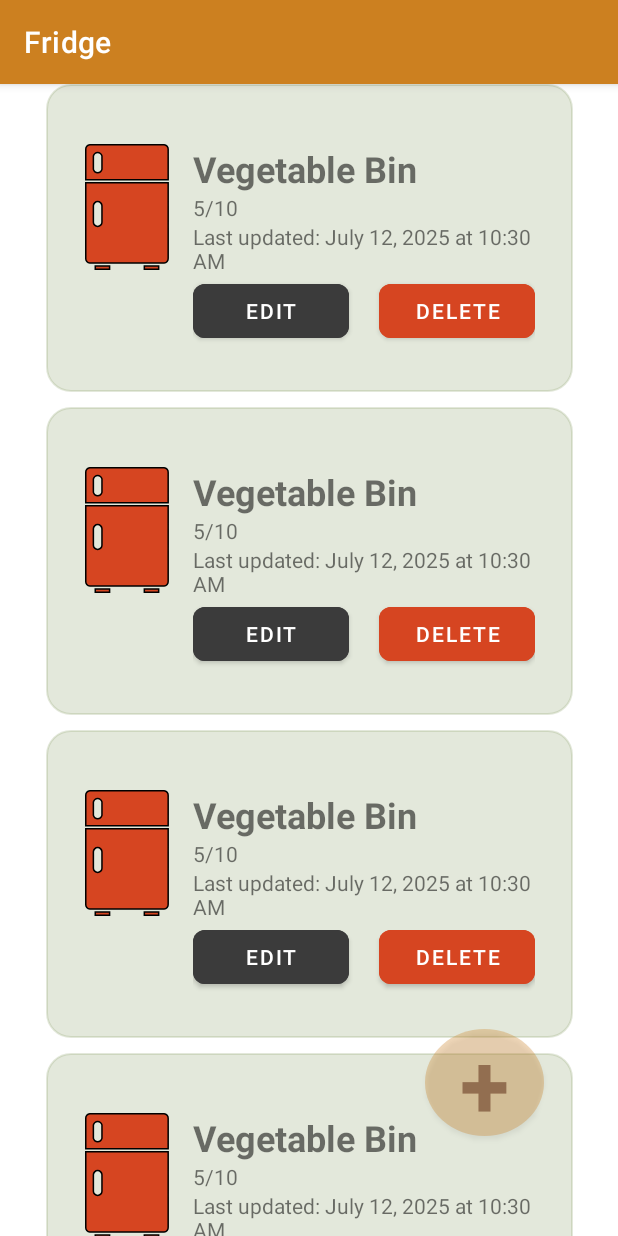
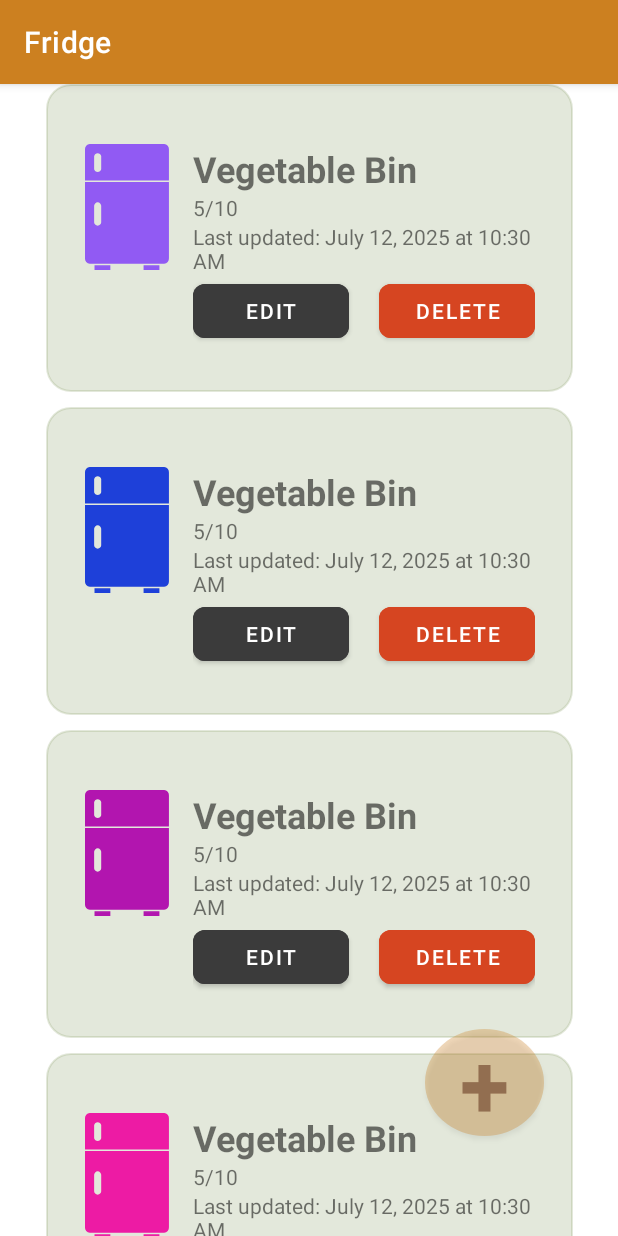
Before and after one commit to pjagbuya/Fridge_MOBICOM, an Android app built with Jetpack Compose: the screen it shows after launch (PaulMainActivity), on a phone screen of 412 x 824 dp. Run offline under Robolectric (Android 15) with nearby library versions, the phone set to English and light mode, and no system bars; pictures from the network do not load; Roboto replaces fonts that are not available here.

Commit message:
P6: Before Transitioning the folders

```diff
--- a/app/build.gradle.kts
+++ b/app/build.gradle.kts
@@ -2,6 +2,8 @@ plugins {
     id("com.android.application")
     id("org.jetbrains.kotlin.android")
     id("org.jetbrains.kotlin.plugin.compose")
+    id("kotlin-parcelize")
+
 }
 
 android {
--- a/app/src/main/java/com/mobdeve/agbuya/hallar/hong/fridge/Delete_this_activity_set_context_to_different.kt
+++ b/app/src/main/java/com/mobdeve/agbuya/hallar/hong/fridge/Delete_this_activity_set_context_to_different.kt
@@ -9,6 +9,7 @@ import com.mobdeve.agbuya.hallar.hong.fridge.container.ContainerActivityFragment
 import com.mobdeve.agbuya.hallar.hong.fridge.container.ContainerDataHelper
 
 class PaulMainActivity : AppCompatActivity() {
+
 
     override fun onCreate(savedInstanceState: Bundle?) {
 
@@ -22,4 +23,7 @@ class PaulMainActivity : AppCompatActivity() {
 
 
     }
+
+
+
 }
--- a/app/src/main/java/com/mobdeve/agbuya/hallar/hong/fridge/atomicClasses/Container.kt
+++ b/app/src/main/java/com/mobdeve/agbuya/hallar/hong/fridge/atomicClasses/Container.kt
@@ -1,19 +1,22 @@
 package com.mobdeve.agbuya.hallar.hong.fridge.atomicClasses
 
 import android.os.Build
+import android.os.Parcelable
+import kotlinx.android.parcel.Parcelize
 import java.text.SimpleDateFormat
 import java.time.LocalDateTime
 import java.time.format.DateTimeFormatter
 import java.util.Date
 import java.util.Locale
-
+@Suppress("DEPRECATED_ANNOTATION")
+@Parcelize
 class Container(
     var name : String,
-    var image: Image,
+    var imageContainer: ImageContainer,
     var currCap : Int,
     var maxCap : Int,
     var timeStamp : String = getTimeStamp(),
-) {
+) : Parcelable {
     companion object{
         fun getTimeStamp() : String {
 
--- a/app/src/main/java/com/mobdeve/agbuya/hallar/hong/fridge/atomicClasses/Image.kt
+++ b/app/src/main/java/com/mobdeve/agbuya/hallar/hong/fridge/atomicClasses/ImageContainer.kt
@@ -3,20 +3,30 @@ package com.mobdeve.agbuya.hallar.hong.fridge.atomicClasses
 import android.content.Context
 import android.graphics.Bitmap
 import android.graphics.BitmapFactory
-import android.graphics.ImageDecoder
+import android.graphics.PorterDuff
+import android.graphics.drawable.GradientDrawable
 import android.net.Uri
-import android.os.Build
-import android.provider.MediaStore
+import android.os.Parcelable
 import android.widget.ImageView
-import androidx.annotation.RequiresApi
+import androidx.annotation.DrawableRes
 import com.bumptech.glide.Glide
+import kotlinx.android.parcel.Parcelize
 
-class Image {
-    private var resId : Int = -1
+@Parcelize
+class ImageContainer(
+    @DrawableRes
+    private var resId : Int,
+    private var colorId : Int
+) : Parcelable {
+
 
 
     fun getResId(): Int {
         return resId
+    }
+
+    fun getColorId(): Int {
+        return colorId
     }
     companion object{
 
@@ -38,12 +48,12 @@ class Image {
                 .load(uri)
                 .into(imageView)
         }
-
         // Default same thread load image, suitable for quick accessible urls
         fun LOAD_IMAGE(context: Context, imageView : ImageView,  resourceId: Int){
             val temp : Bitmap = BitmapFactory.decodeResource(context.resources, resourceId)
             imageView.setImageBitmap(temp)
         }
+
 
         fun LOAD_ICON(context: Context, imageView : ImageView, uriToImage: String){
             val uri = Uri.parse("android.resource://${context.packageName}/${uriToImage}")
@@ -64,17 +74,20 @@ class Image {
 
 
 
-    // Constructor 2: Load Bitmap from resource ID using Context
-    constructor(context: Context, resourceId: Int) {
 
-        this.resId = resourceId
+    // Default same thread load image, suitable for quick accessible urls
+    fun loadImageView(imageView : ImageView){
+        val context = imageView.context
+        imageView.setImageResource(this.resId)
+        imageView.setColorFilter(this.colorId, PorterDuff.Mode.SRC_IN)
     }
 
 
 
 
-
-
+    fun swapImageContainer(newId : Int){
+        this.resId = newId
+    }
 
 
 }
--- /dev/null
+++ b/app/src/main/java/com/mobdeve/agbuya/hallar/hong/fridge/colorGeneratorComponents/ColorGenerator.kt
@@ -0,0 +1,87 @@
+package com.mobdeve.agbuya.hallar.hong.fridge.colorGeneratorComponents
+import android.graphics.Color
+import kotlin.random.Random
+
+data class RgbColorRange(
+    val red: ComponentColorRange = ComponentColorRange(0, 255),
+    val green: ComponentColorRange = ComponentColorRange(0, 255),
+    val blue: ComponentColorRange = ComponentColorRange(0, 255)
+)
+
+
+class ColorGenerator(private val initialExcludedColorsHex: List<String>) {
+
+    private val fixedExcludedColorsInt: Set<Int>
+
+    private val generatedColorsHistory: MutableSet<Int> = mutableSetOf()
+
+    init {
+        fixedExcludedColorsInt = initialExcludedColorsHex.map { Color.parseColor(it) }.toSet()
+    }
+
+    /** NULLABLE
+     * Generates a random color within the specified RGB ranges,
+     * ensuring it's not one of the initially defined excluded colors
+     * OR any color previously generated by this instance (until history is cleared).
+     *
+     * @param range The RgbColorRange to generate colors from. Defaults to the full RGB spectrum.
+     * @param maxAttempts Maximum number of attempts to generate a non-excluded color.
+
+     * @return A random color as an [Int] (ARGB format, typically opaque `0xFFRRGGBB`),
+     * or `null` if a non-excluded color could not be generated within `maxAttempts`.
+     */
+    fun getRandomColor(range: RgbColorRange = FULL_RGB_RANGE, maxAttempts: Int = 100): Int? {
+        var attempts = 0
+        // Combine fixed exclusions and historical generated colors for the current check
+        // This creates a new set for each call to getRandomColor for safety,
+        // but it's generally efficient enough.
+        val currentExclusions = fixedExcludedColorsInt + generatedColorsHistory
+
+        while (attempts < maxAttempts) {
+            val r = Random.nextInt(range.red.min, range.red.max + 1)
+            val g = Random.nextInt(range.green.min, range.green.max + 1)
+            val b = Random.nextInt(range.blue.min, range.blue.max + 1)
+
+            // Color.rgb creates an opaque color (alpha FF)
+            val generatedColor = Color.rgb(r, g, b)
+
+            // Check if the newly generated color is in the combined excluded set
+            if (generatedColor !in currentExclusions) {
+                // If it's a valid, non-excluded color, add it to history before returning
+                generatedColorsHistory.add(generatedColor)
+                return generatedColor
+            }
+            attempts++
+        }
+        // Log a warning if a suitable color couldn't be found after many attempts
+        println(
+            "ColorGenerator Warning: Could not generate a non-excluded color " +
+                    "within $maxAttempts attempts for range: $range. " +
+                    "Consider adjusting range or the excluded color lists (fixed/history)."
+        )
+        return null // Failed to find a non-excluded color
+    }
+
+    /**
+     * Clears the history of previously generated colors. After this,
+     * those colors can potentially be generated again.
+     */
+    fun clearGeneratedHistory() {
+        generatedColorsHistory.clear()
+        println("ColorGenerator: Generated colors history cleared.")
+    }
+
+
+
+    /**
+     * Companion object to hold common predefined color ranges.
+     */
+    companion object {
+        // A default RgbColorRange representing the full spectrum (0-255 for all components)
+        val FULL_RGB_RANGE = RgbColorRange(
+            red = ComponentColorRange(0, 255),
+            green = ComponentColorRange(0, 255),
+            blue = ComponentColorRange(0, 255)
+        )
+    }
+}
--- /dev/null
+++ b/app/src/main/java/com/mobdeve/agbuya/hallar/hong/fridge/colorGeneratorComponents/ComponentColorRange.kt
@@ -0,0 +1,9 @@
+package com.mobdeve.agbuya.hallar.hong.fridge.colorGeneratorComponents
+
+data class ComponentColorRange(val min: Int, val max: Int) {
+    init {
+        require(min in 0..255) { "Min component must be between 0 and 255 (inclusive)" }
+        require(max in 0..255) { "Max component must be between 0 and 255 (inclusive)" }
+        require(min <= max) { "Min component must be less than or equal to max component" }
+    }
+}
--- a/app/src/main/java/com/mobdeve/agbuya/hallar/hong/fridge/container/ContainerActivityAdapter.kt
+++ b/app/src/main/java/com/mobdeve/agbuya/hallar/hong/fridge/container/ContainerActivityAdapter.kt
@@ -19,6 +19,7 @@ class ContainerActivityAdapter(private val data: ArrayList<Container>) : Recycle
     }
 
     override fun onBindViewHolder(holder: ContainerViewHolder, position: Int) {
+
         holder.bindData(data[position])
     }
 
--- a/app/src/main/java/com/mobdeve/agbuya/hallar/hong/fridge/container/ContainerActivityFragment.kt
+++ b/app/src/main/java/com/mobdeve/agbuya/hallar/hong/fridge/container/ContainerActivityFragment.kt
@@ -1,6 +1,10 @@
 package com.mobdeve.agbuya.hallar.hong.fridge.container
 
+import android.content.Intent
+import android.os.Build
+import android.os.Build.VERSION.SDK_INT
 import android.os.Bundle
+import android.os.Parcelable
 import android.view.LayoutInflater
 import android.view.View
 import android.view.ViewGroup
@@ -9,15 +13,37 @@ import androidx.recyclerview.widget.LinearLayoutManager
 import androidx.recyclerview.widget.RecyclerView
 import com.mobdeve.agbuya.hallar.hong.fridge.atomicClasses.Container
 import com.mobdeve.agbuya.hallar.hong.fridge.databinding.ContainerActivityMainBinding
+import kotlinx.serialization.Serializable
 
 
 class ContainerActivityFragment : Fragment() {
+    companion object{
+        val CONTAINERS_KEY : String = "CONTAINER_DATA_KEY"
 
+    }
     private var _binding:ContainerActivityMainBinding? = null
     private val binding get() = _binding!!
 
+    private lateinit var postList:ArrayList<Container>
 
 
+    // These two inlines suppresses deprecation errors
+    inline fun <reified T : Parcelable> Intent.parcelableArrayList(key: String): ArrayList<T>? = when {
+        SDK_INT >= 33 -> getParcelableArrayListExtra(key, T::class.java)
+        else -> @Suppress("DEPRECATION") getParcelableArrayListExtra(key)
+    }
+    inline fun <reified T : Parcelable> Bundle.parcelableArrayList(key: String): ArrayList<T>? = when {
+        SDK_INT >= 33 -> getParcelableArrayList(key, T::class.java)
+        else -> @Suppress("DEPRECATION") getParcelableArrayList(key)
+    }
+
+    fun loadFunnyData(){
+        postList= ContainerDataHelper.initializeContainers(requireContext())
+
+    }
+    fun getPostList():ArrayList<Container>{
+        return postList
+    }
     override fun onCreateView(
         inflater: LayoutInflater, container: ViewGroup?,
         savedInstanceState: Bundle?
@@ -25,18 +51,34 @@ class ContainerActivityFragment : Fragment() {
         _binding = ContainerActivityMainBinding.inflate(inflater, container, false)
         val view = binding.root
 
-        val postList:ArrayList<Container> = ContainerDataHelper.initializeContainers(requireContext())
+        if(savedInstanceState!= null){
+            if (Build.VERSION.SDK_INT >= Build.VERSION_CODES.TIRAMISU) {
+                postList = savedInstanceState.getParcelableArrayList<Container>(CONTAINERS_KEY, Container::class.java) ?: run {
+                    ContainerDataHelper.initializeContainers(requireContext())
+                }
+            }
+
+
+        }else{
+            loadFunnyData()
+
+        }
         binding.apply {
             containerRecyclerView.adapter = ContainerActivityAdapter(postList)
             containerRecyclerView.layoutManager = LinearLayoutManager(requireContext())
         }
-//        clickListener()
         return view
     }
 
     override fun onDestroyView() {
         super.onDestroyView()
         _binding = null
+    }
+    override fun onSaveInstanceState(outState: Bundle) {
+        super.onSaveInstanceState(outState)
+        // Example: Save an ArrayList of Containers
+        outState.putParcelableArrayList(CONTAINERS_KEY, postList)
+
     }
 
 //    private fun clickListener() = with(binding){
--- a/app/src/main/java/com/mobdeve/agbuya/hallar/hong/fridge/container/ContainerDataHelper.kt
+++ b/app/src/main/java/com/mobdeve/agbuya/hallar/hong/fridge/container/ContainerDataHelper.kt
@@ -3,17 +3,45 @@ package com.mobdeve.agbuya.hallar.hong.fridge.container
 import android.content.Context
 import com.mobdeve.agbuya.hallar.hong.fridge.R
 import com.mobdeve.agbuya.hallar.hong.fridge.atomicClasses.Container
-import com.mobdeve.agbuya.hallar.hong.fridge.atomicClasses.Image
-
+import com.mobdeve.agbuya.hallar.hong.fridge.atomicClasses.ImageContainer
+import com.mobdeve.agbuya.hallar.hong.fridge.colorGeneratorComponents.ColorGenerator
+val FIXED_EXCLUDED_COLOR_HEX_LIST = listOf(
+    "#FF000000", // black
+    "#FFFFFFFF", // white
+    "#FF768A4E",   // light_green
+    "#80768A4E", // light_green_50 (Note: this has an alpha of 80. Generated colors are opaque FF.)
+    "#FF41644A",   // forest_green
+    "#FFFFFCF2",   // dirty_white
+    "#FF1C274D",   // dark_blue
+    "#FF3B3B3B",   // light_black
+    "#FFD64521",   // red
+    "#FFCC8020",   // orange
+    "#FF926E50",   // brown
+    "#FFF0EFE8",   // gray_white
+    "#FFC8D0B8"    // form_green
+)
 
 class ContainerDataHelper {
+
     companion object {
+
+        val colorGen : ColorGenerator = ColorGenerator(FIXED_EXCLUDED_COLOR_HEX_LIST)
+
+        fun getRandomColorGenerator() : Int{
+
+            val color = colorGen.getRandomColor()
+            if(color == null){
+                return 0
+            }
+
+            return color
+        }
         fun initializeContainers(context: Context): ArrayList<Container> {
             val containers = ArrayList<Container>()
             containers.add(
                 Container(
                     name = "Vegetable Bin",
-                    image = Image(context, R.drawable.container_type_1_fridge),
+                    imageContainer = ImageContainer(R.drawable.container_type_1_fridge, getRandomColorGenerator()),
                     currCap = 5,
                     maxCap = 10
                 )
@@ -21,7 +49,7 @@ class ContainerDataHelper {
             containers.add(
                 Container(
                     name = "Vegetable Bin",
-                    image = Image(context, R.drawable.container_type_1_fridge),
+                    imageContainer = ImageContainer( R.drawable.container_type_1_fridge, getRandomColorGenerator()),
                     currCap = 5,
                     maxCap = 10
                 )
@@ -29,7 +57,7 @@ class ContainerDataHelper {
             containers.add(
                 Container(
                     name = "Vegetable Bin",
-                    image = Image(context, R.drawable.container_type_1_fridge),
+                    imageContainer = ImageContainer( R.drawable.container_type_1_fridge, getRandomColorGenerator()),
                     currCap = 5,
                     maxCap = 10
                 )
@@ -37,7 +65,7 @@ class ContainerDataHelper {
             containers.add(
                 Container(
                     name = "Vegetable Bin",
-                    image = Image(context, R.drawable.container_type_1_fridge),
+                    imageContainer = ImageContainer( R.drawable.container_type_1_fridge, getRandomColorGenerator()),
                     currCap = 5,
                     maxCap = 10
                 )
@@ -45,7 +73,7 @@ class ContainerDataHelper {
             containers.add(
                 Container(
                     name = "Vegetable Bin",
-                    image = Image(context, R.drawable.container_type_1_fridge),
+                    imageContainer = ImageContainer( R.drawable.container_type_1_fridge, getRandomColorGenerator()),
                     currCap = 5,
                     maxCap = 10
                 )
@@ -53,7 +81,7 @@ class ContainerDataHelper {
             containers.add(
                 Container(
                     name = "Vegetable Bin",
-                    image = Image(context, R.drawable.container_type_1_fridge),
+                    imageContainer = ImageContainer( R.drawable.container_type_1_fridge, getRandomColorGenerator()),
                     currCap = 5,
                     maxCap = 10
                 )
@@ -61,7 +89,7 @@ class ContainerDataHelper {
             containers.add(
                 Container(
                     name = "Vegetable Bin",
-                    image = Image(context, R.drawable.container_type_1_fridge),
+                    imageContainer = ImageContainer( R.drawable.container_type_1_fridge, getRandomColorGenerator()),
                     currCap = 5,
                     maxCap = 10
                 )
@@ -69,7 +97,7 @@ class ContainerDataHelper {
             containers.add(
                 Container(
                     name = "Vegetable Bin",
-                    image = Image(context, R.drawable.container_type_1_fridge),
+                    imageContainer = ImageContainer( R.drawable.container_type_1_fridge, getRandomColorGenerator()),
                     currCap = 5,
                     maxCap = 10
                 )
@@ -77,7 +105,7 @@ class ContainerDataHelper {
             containers.add(
                 Container(
                     name = "Vegetable Bin",
-                    image = Image(context, R.drawable.container_type_1_fridge),
+                    imageContainer = ImageContainer( R.drawable.container_type_1_fridge, getRandomColorGenerator()),
                     currCap = 5,
                     maxCap = 10
                 )
@@ -85,7 +113,7 @@ class ContainerDataHelper {
             containers.add(
                 Container(
                     name = "Vegetable Bin",
-                    image = Image(context, R.drawable.container_type_1_fridge),
+                    imageContainer = ImageContainer( R.drawable.container_type_1_fridge, getRandomColorGenerator()),
                     currCap = 5,
                     maxCap = 10
                 )
@@ -93,7 +121,7 @@ class ContainerDataHelper {
             containers.add(
                 Container(
                     name = "Vegetable Bin",
-                    image = Image(context, R.drawable.container_type_1_fridge),
+                    imageContainer = ImageContainer( R.drawable.container_type_1_fridge, getRandomColorGenerator()),
                     currCap = 5,
                     maxCap = 10
                 )
@@ -101,7 +129,7 @@ class ContainerDataHelper {
             containers.add(
                 Container(
                     name = "Vegetable Bin",
-                    image = Image(context, R.drawable.container_type_1_fridge),
+                    imageContainer = ImageContainer( R.drawable.container_type_1_fridge, getRandomColorGenerator()),
                     currCap = 5,
                     maxCap = 10
                 )
@@ -110,7 +138,7 @@ class ContainerDataHelper {
             containers.add(
                 Container(
                     name = "Fruit Shelf",
-                    image = Image(context, R.drawable.container_type_2_cabinet),
+                    imageContainer = ImageContainer( R.drawable.container_type_2_cabinet, getRandomColorGenerator()),
                     currCap = 3,
                     maxCap = 5
                 )
@@ -119,7 +147,7 @@ class ContainerDataHelper {
             containers.add(
                 Container(
                     name = "Meat Compartment",
-                    image = Image(context, R.drawable.container_type_1_fridge),
+                    imageContainer = ImageContainer( R.drawable.container_type_1_fridge, getRandomColorGenerator()),
                     currCap = 2,
                     maxCap = 4
                 )
@@ -128,7 +156,7 @@ class ContainerDataHelper {
             containers.add(
                 Container(
                     name = "Condiments Door",
-                    image = Image(context, R.drawable.container_type_2_cabinet),
+                    imageContainer = ImageContainer( R.drawable.container_type_2_cabinet, getRandomColorGenerator()),
                     currCap = 6,
                     maxCap = 8
                 )
@@ -137,7 +165,7 @@ class ContainerDataHelper {
             containers.add(
                 Container(
                     name = "Freezer Top",
-                    image = Image(context, R.drawable.container_type_3_freezer),
+                    imageContainer = ImageContainer( R.drawable.container_type_3_freezer, getRandomColorGenerator()),
                     currCap = 1,
                     maxCap = 3
                 )
--- a/app/src/main/java/com/mobdeve/agbuya/hallar/hong/fridge/container/ContainerViewHolder.kt
+++ b/app/src/main/java/com/mobdeve/agbuya/hallar/hong/fridge/container/ContainerViewHolder.kt
@@ -1,6 +1,5 @@
 package com.mobdeve.agbuya.hallar.hong.fridge.container
 
-import android.view.View
 import androidx.recyclerview.widget.RecyclerView
 import com.mobdeve.agbuya.hallar.hong.fridge.R
 import com.mobdeve.agbuya.hallar.hong.fridge.atomicClasses.Container
@@ -9,7 +8,7 @@ import com.mobdeve.agbuya.hallar.hong.fridge.databinding.ContainerComponentBindi
 class ContainerViewHolder(private val binding: ContainerComponentBinding): RecyclerView.ViewHolder(binding.root)  {
     fun bindData(cont: Container){
 
-        binding.containerIv.setImageResource(cont.image.getResId())
+        cont.imageContainer.loadImageView(binding.containerIv)
         binding.fridgeNameTv.text = cont.name
         binding.fridgeCapacityTv.text = binding.root.context.getString(R.string.capacity_format, cont.currCap, cont.maxCap)
         binding.fridgeTimeStampTv.text = cont.timeStamp
--- a/app/src/main/res/values/colors.xml
+++ b/app/src/main/res/values/colors.xml
@@ -12,6 +12,8 @@
     <color name="orange">#CC8020</color>
     <color name="brown">#926E50</color>
     <color name="gray_white">#F0EFE8</color>
+    <color name="form_green">#C8D0B8</color>
+
     <color name="background_gradient_start">#000000</color>
     <color name="background_gradient_end">#DDDDDD</color>
     <color name="fastlane_background">#0096a6</color>
--- a/app/src/main/res/values/strings.xml
+++ b/app/src/main/res/values/strings.xml
@@ -22,6 +22,10 @@
     <!-- Paul's Container Strings -->
 
     <string name="capacity_format">%1$d/%2$d</string>
+    <string name="container_name_label">Container Name</string>
+    <string name="cancel_text">Cancel</string>
+    <string name="ok_text">OK</string>
+
 
 
 </resources>
--- a/build.gradle.kts
+++ b/build.gradle.kts
@@ -3,4 +3,5 @@ plugins {
     id("com.android.application") version "8.10.0" apply false
     id("org.jetbrains.kotlin.android") version "2.2.0" apply false
     id("org.jetbrains.kotlin.plugin.compose") version "2.0.21" apply false
+
 }
```
Also changed, not shown: app/src/main/java/com/mobdeve/agbuya/hallar/hong/fridge/atomicClasses/Ingredient.kt (+1 -1 lines), app/src/main/java/com/mobdeve/agbuya/hallar/hong/fridge/container_activity.kt (added, +47 -0 lines), app/src/main/res/drawable/ic_arrow_left.xml (added, +14 -0 lines), app/src/main/res/drawable/ic_arrow_right.xml (added, +12 -0 lines), app/src/main/res/layout/container_component_edit.xml (added, +68 -0 lines).
